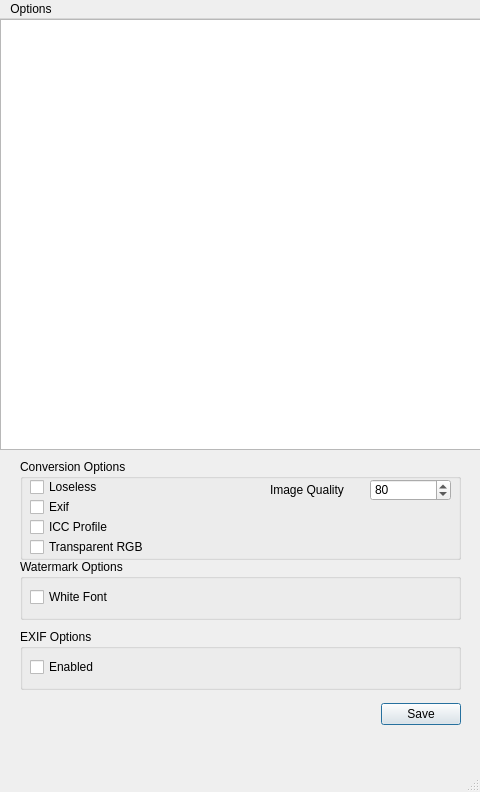
First picture: the form in WebPConverterGUI.ui, repository C4NU/Paddie, before the edit.
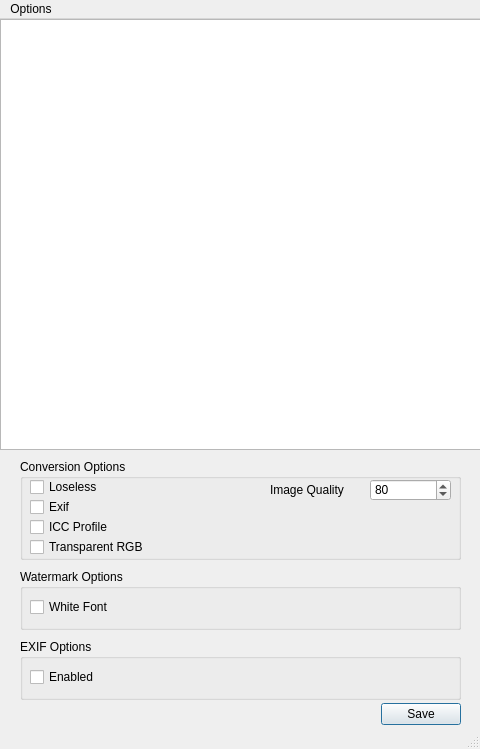
Second picture: the form after the edit. Icons and pictures are not drawn.

Commit message: [FIX] 윈도우에 맞게 설정

What changed in the file:
```diff
--- a/WebPConverterGUI.ui
+++ b/WebPConverterGUI.ui
@@ -7,7 +7,7 @@
     <x>0</x>
     <y>0</y>
     <width>480</width>
-    <height>792</height>
+    <height>749</height>
    </rect>
   </property>
   <property name="acceptDrops">
@@ -159,7 +159,7 @@
     <property name="geometry">
      <rect>
       <x>20</x>
-      <y>540</y>
+      <y>550</y>
       <width>441</width>
       <height>61</height>
      </rect>
@@ -198,7 +198,7 @@
     <property name="geometry">
      <rect>
       <x>20</x>
-      <y>610</y>
+      <y>620</y>
       <width>441</width>
       <height>61</height>
      </rect>
```
Left out of the diff: 2 changed lines with no effect on the pictures.
